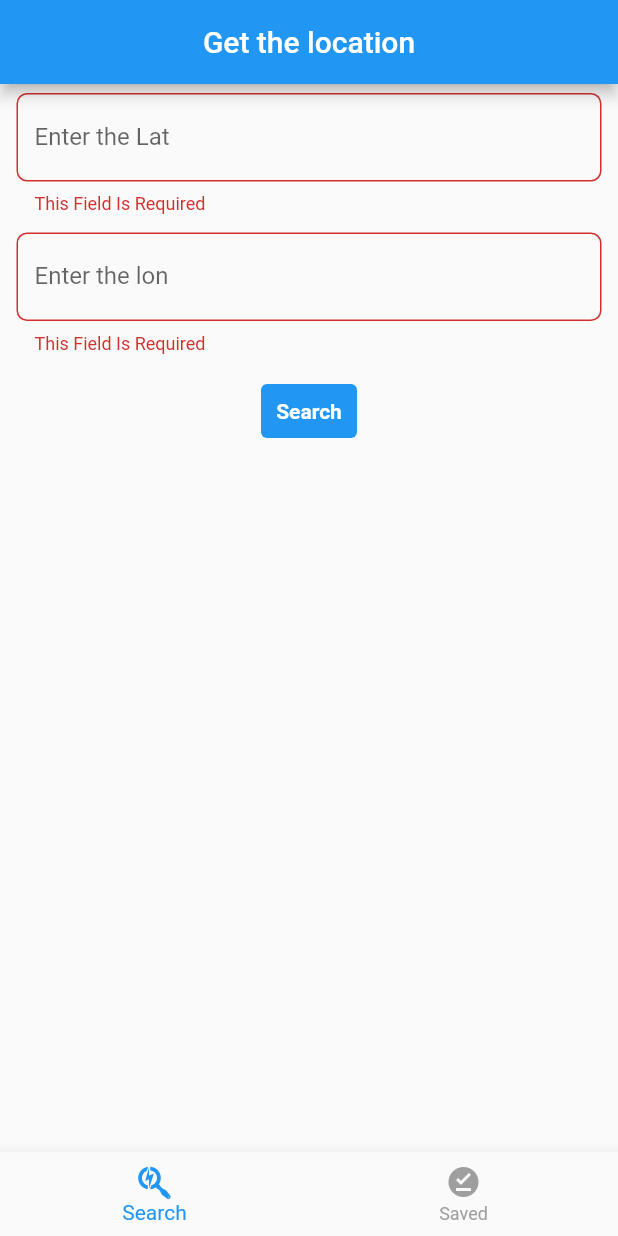
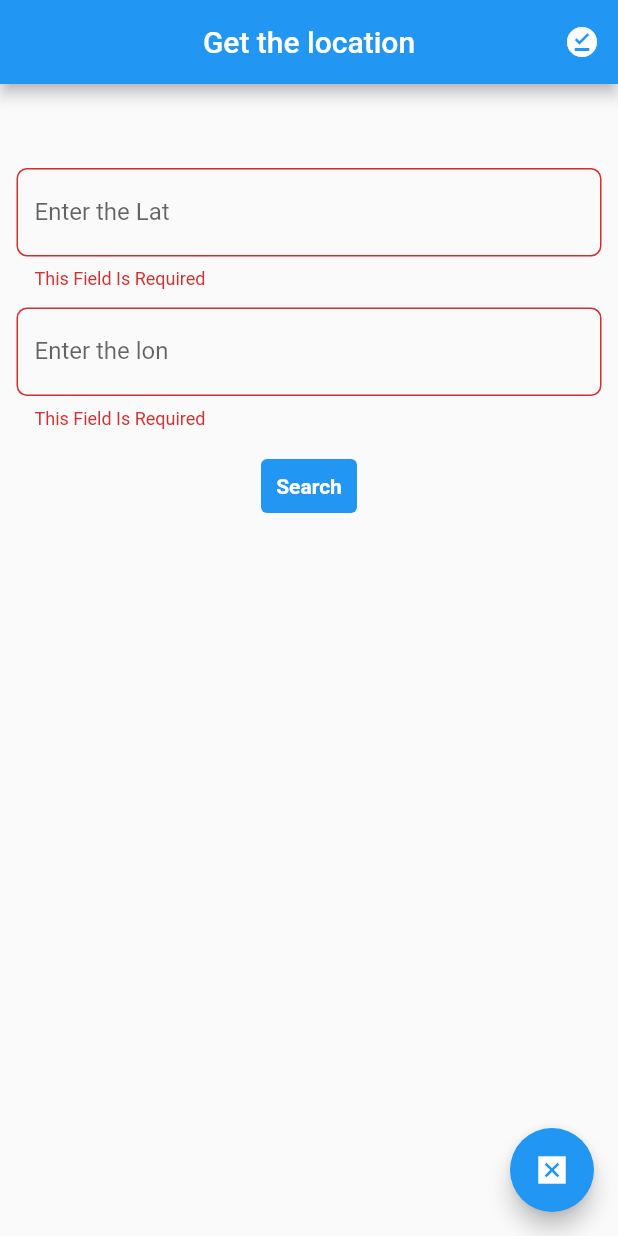
Before and after one commit to Mubashir-vp/Location_provider, a Flutter app: the screen it shows after launch, after a tap on "Search", on a phone screen of 412 x 824 dp. Run offline on Flutter 3.47's test engine with Material 2 defaults, Android fonts, the phone set to English and light mode, and no system bars; our stand-ins replace bloc, equatable, flutter_bloc, font_awesome_flutter, hive, hive_flutter; accounts and stored records are empty.

Commit message:
added search function and profile section

```diff
--- a/lib/blocks/api_bloc/api_bloc.dart
+++ b/lib/bloc/api_bloc/api_bloc.dart
@@ -1,17 +1,20 @@
+import 'dart:developer';
 import 'dart:io';
 
 // ignore: depend_on_referenced_packages
 import 'package:bloc/bloc.dart';
 import 'package:equatable/equatable.dart';
 import 'package:workshop/services/http_services.dart';
-import '../../model/model.dart';
+import '../../model/model.dart'
+;
 part 'api_event.dart';
 part 'api_state.dart';
 
 class ApiBloc extends Bloc<ApiEvent, ApiState> {
   ApiBloc() : super(ApiInitial()) {
-    on<LoadData>((event, emit) {
-      _loadData(
+
+    on<LoadData>((event, emit) async {
+      await _loadData(
         event,
         emit,
         lat: event.lat,
@@ -23,19 +26,31 @@ class ApiBloc extends Bloc<ApiEvent, ApiState> {
     });
   }
 
-  _loadData(LoadData event, Emitter<ApiState> emit,
-      {required String lat, required String lon}) async {
+  _loadData(
+    LoadData event,
+    Emitter<ApiState> emit, {
+    required String lat,
+    required String lon,
+  }) async {
     try {
       var data = await HttpServices().loadData(
         lat: lat,
         lon: lon,
+
       );
+      log(data.toString());
       if (data == false) {
         emit(
-          const ErrorState(errorMessage: "404 Not found"),
+          const ErrorState(
+            errorMessage: "Geo location Not found",
+          ),
         );
       } else {
-        emit(DataLoaded(model: data));
+        emit(
+          DataLoaded(
+            model: data,
+          ),
+        );
       }
     } on SocketException {
       emit(const ErrorState(errorMessage: "Network Error"));
--- /dev/null
+++ b/lib/bloc/hive_bloc/hive_bloc.dart
@@ -0,0 +1,60 @@
+// ignore_for_file: unrelated_type_equality_checks
+
+import 'package:bloc/bloc.dart';
+import 'package:equatable/equatable.dart';
+import 'package:workshop/model/hivemodel.dart';
+import 'package:workshop/services/hive_services.dart';
+
+part 'hive_event.dart';
+part 'hive_state.dart';
+
+class HiveBloc extends Bloc<HiveEvent, HiveState> {
+  HiveBloc() : super(HiveInitial()) {
+    on<SaveData>((event, emit) {
+      _savedata(
+        event,
+        emit,
+        hiveModel: event.data!,
+      );
+    });
+    on<LoadHiveData>((event, emit) {
+      _loadData(
+        event,
+        emit,
+      );
+    });
+  }
+  _savedata(
+    SaveData event,
+    Emitter<HiveState> emit, {
+    required HiveModel hiveModel,
+  }) {
+    try {
+      HiveServices().savedatatobox(
+        data: hiveModel,
+      );
+    } catch (e) {
+      emit(
+        ErrorState(
+          errorMessage: e.toString(),
+        ),
+      );
+    }
+  }
+
+  _loadData(
+    LoadHiveData event,
+    Emitter<HiveState> emit,
+  ) {
+    try {
+      var data = HiveServices().loadData();
+      if (data == "empty") {
+        emit(const EmptyState());
+      } else {
+        emit(HiveDataLoaded(keys: data));
+      }
+    } catch (e) {
+      emit(ErrorState(errorMessage: e.toString()));
+    }
+  }
+}
--- /dev/null
+++ b/lib/bloc/hive_bloc/hive_event.dart
@@ -0,0 +1,24 @@
+part of 'hive_bloc.dart';
+
+abstract class HiveEvent extends Equatable {
+  const HiveEvent();
+
+  @override
+  List<Object> get props => [];
+}
+
+class SaveData extends HiveEvent {
+  final HiveModel? data;
+  const SaveData({
+    required this.data,
+  });
+  @override
+  List<Object> get props => [data!];
+}
+
+class LoadHiveData extends HiveEvent {
+  final HiveModel? data;
+  const LoadHiveData({this.data});
+  @override
+  List<Object> get props => [data!];
+}
--- /dev/null
+++ b/lib/bloc/hive_bloc/hive_state.dart
@@ -0,0 +1,26 @@
+part of 'hive_bloc.dart';
+
+abstract class HiveState extends Equatable {
+  const HiveState();
+
+  @override
+  List<Object> get props => [];
+}
+
+class HiveInitial extends HiveState {}
+
+class HiveDataLoaded extends HiveState {
+  final List<int> keys;
+  const HiveDataLoaded({required this.keys});
+  @override
+  List<Object> get props => [keys];
+}
+
+class ErrorState extends HiveState {
+  final String errorMessage;
+  const ErrorState({required this.errorMessage});
+}
+
+class EmptyState extends HiveState {
+  const EmptyState();
+}
--- a/lib/main.dart
+++ b/lib/main.dart
@@ -1,12 +1,30 @@
+import 'dart:io';
+
 import 'package:flutter/material.dart';
 import 'package:flutter_bloc/flutter_bloc.dart';
+import 'package:workshop/model/hivemodel.dart';
 import 'package:workshop/view/homescreen.dart';
+import 'package:path_provider/path_provider.dart';
+import '../bloc/api_bloc/api_bloc.dart';
+import 'package:hive/hive.dart';
 
-import 'blocks/api_bloc/api_bloc.dart';
+import 'bloc/hive_bloc/hive_bloc.dart';
 
-void main() {
-  runApp(BlocProvider(
-    create: (context) => ApiBloc(),
+void main() async {
+  WidgetsFlutterBinding.ensureInitialized();
+  Directory path = await getApplicationDocumentsDirectory();
+  Hive.init(path.path);
+  Hive.registerAdapter(HiveModelAdapter());
+  await Hive.openBox<HiveModel>("location");
+  runApp(MultiBlocProvider(
+    providers: [
+      BlocProvider(
+        create: (context) => ApiBloc(),
+      ),
+      BlocProvider(
+        create: (context) => HiveBloc(),
+      ),
+    ],
     child: const MyApp(),
   ));
 }
--- /dev/null
+++ b/lib/model/hivemodel.dart
@@ -0,0 +1,27 @@
+import 'package:hive_flutter/adapters.dart';
+import 'package:hive/hive.dart';
+
+part 'hivemodel.g.dart';
+
+
+@HiveType(typeId: 0)
+class HiveModel {
+  @HiveField(0)
+  final String displayname;
+  @HiveField(1)
+  final String lat;
+  @HiveField(2)
+  final String lon;
+  @HiveField(3)
+  final String hamlet;
+  @HiveField(4)
+  final String iso;
+
+  HiveModel({
+    required this.displayname,
+    required this.lat,
+    required this.lon,
+    required this.hamlet,
+    required this.iso,
+  });
+}
--- a/lib/view/homescreen.dart
+++ b/lib/view/homescreen.dart
@@ -1,47 +1,63 @@
-
 import 'package:flutter/material.dart';
-import 'package:flutter/services.dart';
 import 'package:flutter_bloc/flutter_bloc.dart';
 import 'package:font_awesome_flutter/font_awesome_flutter.dart';
+import 'package:workshop/model/hivemodel.dart';
+import 'package:workshop/view/localdatascreen.dart';
 
-import '../blocks/api_bloc/api_bloc.dart';
+import '../bloc/api_bloc/api_bloc.dart' as apibloc;
+import '../bloc/hive_bloc/hive_bloc.dart' as hivebloc;
 
-class HomeScreen extends StatefulWidget {
+class HomeScreen extends StatelessWidget {
   const HomeScreen({super.key});
 
   @override
-  State<HomeScreen> createState() => _HomeScreenState();
-}
-
-int _currentindex = 0;
-final _formKey = GlobalKey<FormState>();
-
-TextEditingController latcontroller = TextEditingController();
-TextEditingController loncontroller = TextEditingController();
-ApiBloc _apiBloc = ApiBloc();
-
-class _HomeScreenState extends State<HomeScreen> {
-  @override
   Widget build(BuildContext context) {
     return SafeArea(
-      child: Scaffold(
-        body: BlocBuilder<ApiBloc, ApiState>(
+      child: BlocBuilder<apibloc.ApiBloc, apibloc.ApiState>(
         bloc: _apiBloc,
         builder: (context, state) {
-            return Form(
+          return Scaffold(
+            floatingActionButton: state is apibloc.DataLoaded
+                ? BlocBuilder<hivebloc.HiveBloc, hivebloc.HiveState>(
+                    bloc: _hiveBloc,
+                    builder: (context, hiveState) {
+                      return FloatingActionButton(
+                          child: const Icon(Icons.save_alt_outlined),
+                          onPressed: () {
+                            _hiveBloc.add(
+                              hivebloc.SaveData(
+                                data: HiveModel(
+                                  displayname: state.model.displayName!,
+                                  lat: state.model.lat!,
+                                  lon: state.model.lon!,
+                                  hamlet: state.model.address!.hamlet!,
+                                  iso: state.model.address!.iso31662Lvl4!,
+                                ),
+                              ),
+                            );
+                          });
+                    },
+                  )
+                : FloatingActionButton(
+                    onPressed: () {
+                      ScaffoldMessenger.of(context).showSnackBar(snackBar);
+                    },
+                    child: const Icon(Icons.disabled_by_default),
+                  ),
+            body: SingleChildScrollView(
+                child: Form(
               key: _formKey,
               child: Column(
                 crossAxisAlignment: CrossAxisAlignment.center,
                 children: [
+                  const SizedBox(
+                    height: 50,
+                  ),
                   Padding(
                     padding:
                         const EdgeInsets.symmetric(vertical: 6, horizontal: 11),
                     child: TextFormField(
                       controller: latcontroller,
-                      inputFormatters: <TextInputFormatter>[
-                        FilteringTextInputFormatter.digitsOnly
-                      ],
-                      keyboardType: TextInputType.number,
                       validator: (value) {
                         if (value!.isEmpty) {
                           return "This Field Is Required";
@@ -67,17 +83,13 @@ class _HomeScreenState extends State<HomeScreen> {
                     padding:
                         const EdgeInsets.symmetric(vertical: 6, horizontal: 11),
                     child: TextFormField(
-                      inputFormatters: <TextInputFormatter>[
-                        FilteringTextInputFormatter.digitsOnly
-                      ],
                       controller: loncontroller,
-                      keyboardType: TextInputType.number,
                       validator: (value) {
                         if (value!.isEmpty) {
                           return "This Field Is Required";
                         } else if (RegExp(
-                                r'^[a-z A-Z _\-=@,\.;( ,)[, ], {, }, *, +, ?, ., ^, $, |]+$,-')
-                            .hasMatch(value)) {
+                          r'^[a-z A-Z _\-=@,\.;( ,)[, ], {, }, *, +, ?, ., ^, $, |]+$,-',
+                        ).hasMatch(value)) {
                           return "Enter a correct value";
                         } else if (value[0] == "-") {
                           return "Enter a correct value";
@@ -104,8 +116,8 @@ class _HomeScreenState extends State<HomeScreen> {
                           ),
                           onPressed: () {
                             if (_formKey.currentState!.validate()) {
-                              _apiBloc.add(Searching());
-                              _apiBloc.add(LoadData(
+                              _apiBloc.add(apibloc.Searching());
+                              _apiBloc.add(apibloc.LoadData(
                                   lat: latcontroller.text,
                                   lon: loncontroller.text));
                             }
@@ -119,66 +131,124 @@ class _HomeScreenState extends State<HomeScreen> {
                           )),
                     ),
                   ),
-                  state is SearchingState
+                  state is apibloc.SearchingState
                       ? const Center(
                           child: CircularProgressIndicator(),
                         )
-                      : state is DataLoaded
+                      : state is apibloc.DataLoaded
                           ? Center(
+                              child: Padding(
+                                padding: const EdgeInsets.all(20.0),
                                 child: Card(
+                                  color: Colors.blue,
+                                  elevation: 12,
                                   child: Column(
+                                    crossAxisAlignment:
+                                        CrossAxisAlignment.start,
                                     children: [
-                                    Text(state.model.displayName!),
-                                    Text(state.model.lat!),
-                                    Text(state.model.lon!),
-                                    Text(state.model.address!.neighbourhood!),
-                                    Text(state.model.address!.iso31662Lvl4!),
+                                      Padding(
+                                        padding: const EdgeInsets.all(8.0),
+                                        child: Text(
+                                          state.model.displayName!,
+                                          style: const TextStyle(
+                                            color: Colors.white,
+                                            fontWeight: FontWeight.w500,
+                                          ),
+                                        ),
+                                      ),
+                                      Padding(
+                                        padding: const EdgeInsets.all(8.0),
+                                        child: Text(
+                                          state.model.lat!,
+                                          style: const TextStyle(
+                                            color: Colors.white,
+                                            fontWeight: FontWeight.w500,
+                                          ),
+                                        ),
+                                      ),
+                                      Padding(
+                                        padding: const EdgeInsets.all(8.0),
+                                        child: Text(
+                                          state.model.lon!,
+                                          style: const TextStyle(
+                                            color: Colors.white,
+                                            fontWeight: FontWeight.w500,
+                                          ),
+                                        ),
+                                      ),
+                                      Padding(
+                                        padding: const EdgeInsets.all(8.0),
+                                        child: Text(
+                                          state.model.address!.hamlet!,
+                                          style: const TextStyle(
+                                            color: Colors.white,
+                                            fontWeight: FontWeight.w500,
+                                          ),
+                                        ),
+                                      ),
+                                      Padding(
+                                        padding: const EdgeInsets.all(8.0),
+                                        child: Text(
+                                          state.model.address!.iso31662Lvl4!,
+                                          style: const TextStyle(
+                                            color: Colors.white,
+                                            fontWeight: FontWeight.w500,
+                                          ),
+                                        ),
+                                      ),
                                     ],
                                   ),
                                 ),
+                              ),
                             )
-                          : state is ErrorState
+                          : state is apibloc.ErrorState
                               ? Center(
                                   child: Text(
                                     state.errorMessage,
+                                    style: const TextStyle(
+                                      color: Colors.red,
+                                      fontWeight: FontWeight.w500,
+                                    ),
                                   ),
                                 )
                               : const SizedBox()
                 ],
               ),
+            )),
+            appBar: AppBar(
+              actions: [
+                IconButton(
+                  onPressed: () {
+                    Navigator.push(
+                      context,
+                      MaterialPageRoute(
+                        builder: ((context) => const LocalDataScreen()),
+                      ),
                     );
                   },
-        ),
-        bottomNavigationBar: BottomNavigationBar(
-          currentIndex: _currentindex,
-          unselectedItemColor: Colors.grey,
-          selectedItemColor: Colors.blue,
-          type: BottomNavigationBarType.fixed,
-          onTap: (index) {
-            _currentindex = index;
-            setState(() {});
-          },
-          items: const [
-            BottomNavigationBarItem(
-                icon: FaIcon(
-                  FontAwesomeIcons.searchengin,
-                ),
-                label: "Search"),
-            BottomNavigationBarItem(
-              icon: Icon(
+                  icon: const Icon(
                     Icons.offline_pin,
                   ),
-              label: "Saved",
-            ),
+                )
               ],
-        ),
-        appBar: AppBar(
               centerTitle: true,
               title: const Text(
                 "Get the location",
               ),
             ),
+          );
+        },
       ),
     );
   }
 }
+
+final _formKey = GlobalKey<FormState>();
+TextEditingController latcontroller = TextEditingController();
+TextEditingController loncontroller = TextEditingController();
+apibloc.ApiBloc _apiBloc = apibloc.ApiBloc();
+hivebloc.HiveBloc _hiveBloc = hivebloc.HiveBloc();
+
+const snackBar = SnackBar(
+  content: Text('There is no data to save'),
+);
--- a/pubspec.yaml
+++ b/pubspec.yaml
@@ -34,7 +34,6 @@ dependencies:
   hive:
   hive_flutter:
   hive_generator:
-  build_runner:
   path_provider: ^2.0.6
   http: ^0.13.5
   equatable: ^2.0.3
@@ -49,6 +48,8 @@ dependencies:
 dev_dependencies:
   flutter_test:
     sdk: flutter
+  build_runner: ^1.7.0
+  json_serializable: ^3.2.2
 
   # The "flutter_lints" package below contains a set of recommended lints to
   # encourage good coding practices. The lint set provided by the package is
```
Also changed, not shown: lib/services/hive_services.dart (added, +22 -0 lines), lib/services/http_services.dart (+8 -4 lines), lib/view/localdatascreen.dart (added, +122 -0 lines), lib/bloc/api_bloc/api_event.dart (renamed from lib/blocks/api_bloc/api_event.dart), lib/bloc/api_bloc/api_state.dart (renamed from lib/blocks/api_bloc/api_state.dart), lib/model/hivemodel.g.dart (added), pubspec.lock. Lines whose indentation alone changed are shown as unchanged.
